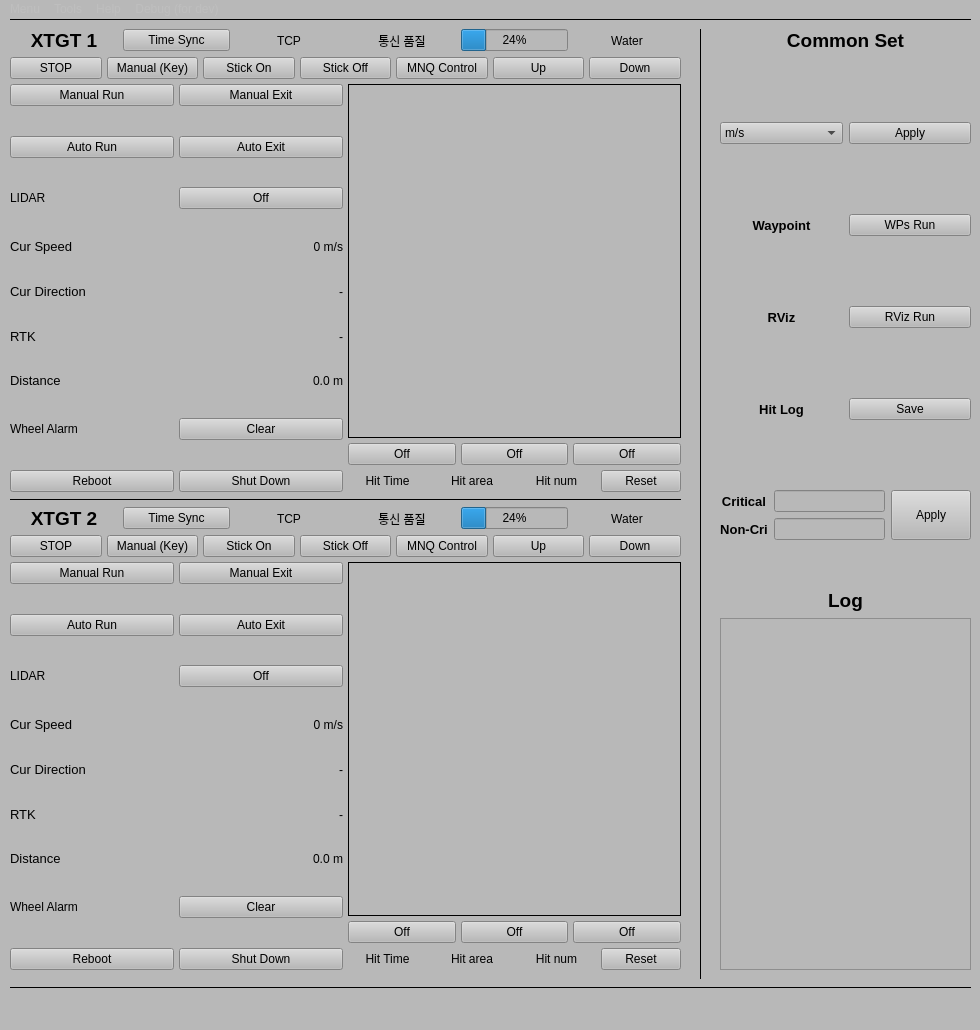
First picture: the form in xtgt_main.ui, repository novice-developer-HwangCG/xtgt-ui, before the edit.
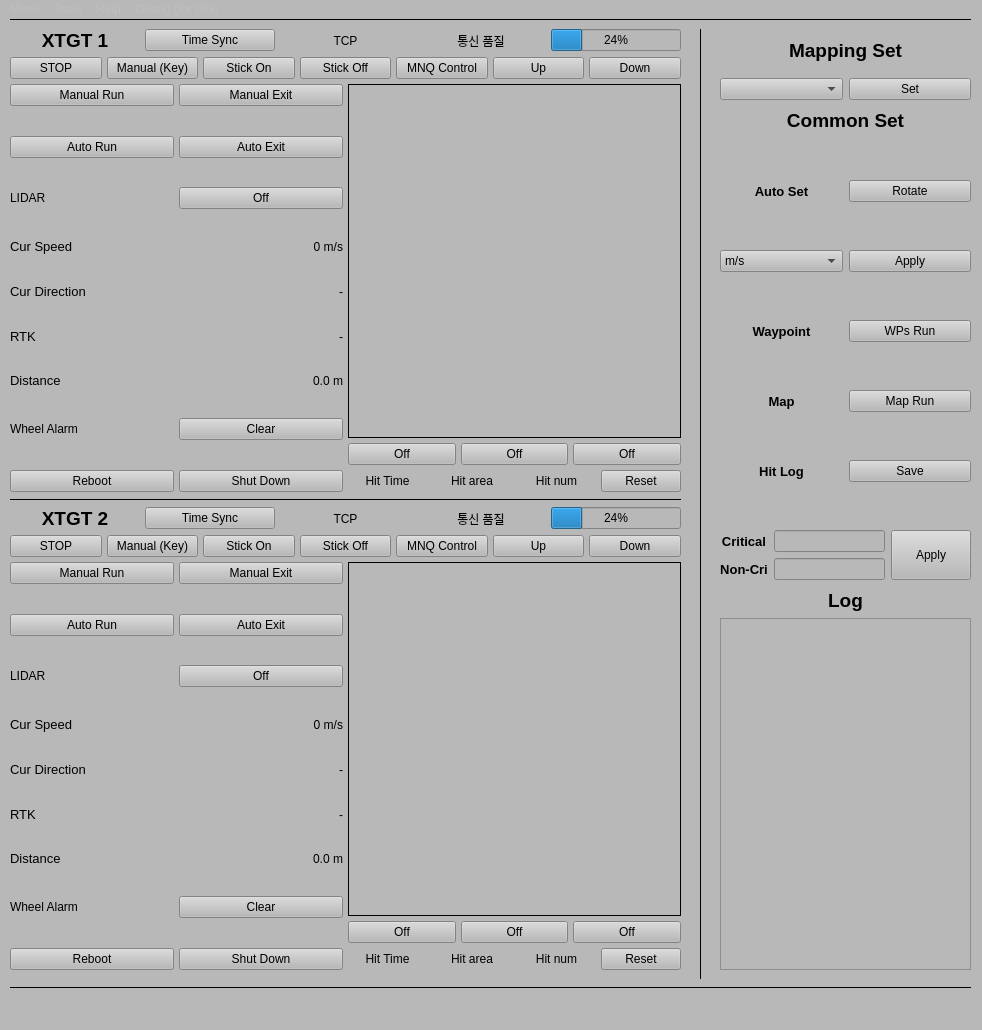
Second picture: the form after the edit. Icons and pictures are not drawn.

Patch:
```diff
--- a/xtgt_main.ui
+++ b/xtgt_main.ui
@@ -6,7 +6,7 @@
    <rect>
     <x>0</x>
     <y>0</y>
-    <width>980</width>
+    <width>982</width>
     <height>1030</height>
    </rect>
   </property>
@@ -20,7 +20,12 @@
    <string>xtgt_main</string>
   </property>
   <property name="styleSheet">
-   <string notr="true">background-color:rgb(184, 184, 184)</string>
+   <string notr="true">* {
+    background-color:rgb(184, 184, 184);
+   }
+    QPushButton:disabled {
+        color: rgb(0, 0, 0);
+    }</string>
   </property>
   <widget class="QWidget" name="centralwidget">
    <property name="sizePolicy">
@@ -33,12 +38,12 @@
     <property name="geometry">
      <rect>
       <x>720</x>
-      <y>10</y>
+      <y>90</y>
       <width>251</width>
-      <height>551</height>
+      <height>471</height>
      </rect>
     </property>
-    <layout class="QVBoxLayout" name="common_set_layout" stretch="0,1,0,0">
+    <layout class="QVBoxLayout" name="common_set_layout" stretch="0,1,0">
      <item>
       <widget class="QLabel" name="common_set_lbl">
        <property name="sizePolicy">
@@ -63,15 +68,74 @@
       </widget>
      </item>
      <item>
-      <layout class="QGridLayout" name="common_grid_box" rowstretch="0,0,0,0,0,0,0,0,0">
-       <item row="7" column="1">
+      <layout class="QGridLayout" name="common_grid_box" rowstretch="0,0,0,0,0,0,0,0,0,0,0">
+       <item row="2" column="0">
+        <spacer name="verticalSpacer_8">
+         <property name="orientation">
+          <enum>Qt::Vertical</enum>
+         </property>
+         <property name="sizeHint" stdset="0">
+          <size>
+           <width>20</width>
+           <height>40</height>
+          </size>
+         </property>
+        </spacer>
+       </item>
+       <item row="1" column="0">
+        <widget class="QLabel" name="Auto_set_lbl">
+         <property name="sizePolicy">
+          <sizepolicy hsizetype="Preferred" vsizetype="Preferred">
+           <horstretch>0</horstretch>
+           <verstretch>0</verstretch>
+          </sizepolicy>
+         </property>
+         <property name="font">
+          <font>
+           <pointsize>10</pointsize>
+           <weight>75</weight>
+           <bold>true</bold>
+          </font>
+         </property>
+         <property name="text">
+          <string>Auto Set</string>
+         </property>
+         <property name="alignment">
+          <set>Qt::AlignCenter</set>
+         </property>
+        </widget>
+       </item>
+       <item row="7" column="0">
+        <widget class="QLabel" name="rviz_lbl">
+         <property name="sizePolicy">
+          <sizepolicy hsizetype="Preferred" vsizetype="Preferred">
+           <horstretch>0</horstretch>
+           <verstretch>0</verstretch>
+          </sizepolicy>
+         </property>
+         <property name="font">
+          <font>
+           <pointsize>10</pointsize>
+           <weight>75</weight>
+           <bold>true</bold>
+          </font>
+         </property>
+         <property name="text">
+          <string>Map</string>
+         </property>
+         <property name="alignment">
+          <set>Qt::AlignCenter</set>
+         </property>
+        </widget>
+       </item>
+       <item row="9" column="1">
         <widget class="QPushButton" name="common_hit_save_btn">
          <property name="text">
           <string>Save</string>
          </property>
         </widget>
        </item>
-       <item row="6" column="0">
+       <item row="8" column="0">
         <spacer name="verticalSpacer_10">
          <property name="orientation">
           <enum>Qt::Vertical</enum>
@@ -84,14 +148,70 @@
          </property>
         </spacer>
        </item>
-       <item row="3" column="1">
-        <widget class="QPushButton" name="common_wps_btn">
+       <item row="7" column="1">
+        <widget class="QPushButton" name="common_rviz_btn">
          <property name="text">
-          <string>WPs Run</string>
+          <string>Map Run</string>
          </property>
         </widget>
        </item>
-       <item row="1" column="0">
+       <item row="1" column="1">
+        <widget class="QPushButton" name="auto_set_btn">
+         <property name="text">
+          <string>Rotate</string>
+         </property>
+        </widget>
+       </item>
+       <item row="6" column="0">
+        <spacer name="verticalSpacer_7">
+         <property name="orientation">
+          <enum>Qt::Vertical</enum>
+         </property>
+         <property name="sizeHint" stdset="0">
+          <size>
+           <width>20</width>
+           <height>40</height>
+          </size>
+         </property>
+        </spacer>
+       </item>
+       <item row="0" column="0">
+        <spacer name="verticalSpacer_15">
+         <property name="orientation">
+          <enum>Qt::Vertical</enum>
+         </property>
+         <property name="sizeHint" stdset="0">
+          <size>
+           <width>20</width>
+           <height>40</height>
+          </size>
+         </property>
+        </spacer>
+       </item>
+       <item row="9" column="0">
+        <widget class="QLabel" name="mapviz_lbl_2">
+         <property name="sizePolicy">
+          <sizepolicy hsizetype="Preferred" vsizetype="Preferred">
+           <horstretch>0</horstretch>
+           <verstretch>0</verstretch>
+          </sizepolicy>
+         </property>
+         <property name="font">
+          <font>
+           <pointsize>10</pointsize>
+           <weight>75</weight>
+           <bold>true</bold>
+          </font>
+         </property>
+         <property name="text">
+          <string>Hit Log</string>
+         </property>
+         <property name="alignment">
+          <set>Qt::AlignCenter</set>
+         </property>
+        </widget>
+       </item>
+       <item row="3" column="0">
         <widget class="QComboBox" name="spd_cb">
          <item>
           <property name="text">
@@ -110,30 +230,7 @@
          </item>
         </widget>
        </item>
-       <item row="3" column="0">
-        <widget class="QLabel" name="waypoint_lbl">
-         <property name="sizePolicy">
-          <sizepolicy hsizetype="Preferred" vsizetype="Preferred">
-           <horstretch>0</horstretch>
-           <verstretch>0</verstretch>
-          </sizepolicy>
-         </property>
-         <property name="font">
-          <font>
-           <pointsize>10</pointsize>
-           <weight>75</weight>
-           <bold>true</bold>
-          </font>
-         </property>
-         <property name="text">
-          <string>Waypoint</string>
-         </property>
-         <property name="alignment">
-          <set>Qt::AlignCenter</set>
-         </property>
-        </widget>
-       </item>
-       <item row="2" column="0">
+       <item row="4" column="0">
         <spacer name="verticalSpacer_13">
          <property name="orientation">
           <enum>Qt::Vertical</enum>
@@ -146,8 +243,21 @@
          </property>
         </spacer>
        </item>
+       <item row="10" column="0">
+        <spacer name="verticalSpacer_21">
+         <property name="orientation">
+          <enum>Qt::Vertical</enum>
+         </property>
+         <property name="sizeHint" stdset="0">
+          <size>
+           <width>20</width>
+           <height>40</height>
+          </size>
+         </property>
+        </spacer>
+       </item>
        <item row="5" column="0">
-        <widget class="QLabel" name="rviz_lbl">
+        <widget class="QLabel" name="waypoint_lbl">
          <property name="sizePolicy">
           <sizepolicy hsizetype="Preferred" vsizetype="Preferred">
            <horstretch>0</horstretch>
@@ -162,89 +272,27 @@
           </font>
          </property>
          <property name="text">
-          <string>RViz</string>
+          <string>Waypoint</string>
          </property>
          <property name="alignment">
           <set>Qt::AlignCenter</set>
          </property>
         </widget>
        </item>
-       <item row="7" column="0">
-        <widget class="QLabel" name="mapviz_lbl_2">
-         <property name="sizePolicy">
-          <sizepolicy hsizetype="Preferred" vsizetype="Preferred">
-           <horstretch>0</horstretch>
-           <verstretch>0</verstretch>
-          </sizepolicy>
-         </property>
-         <property name="font">
-          <font>
-           <pointsize>10</pointsize>
-           <weight>75</weight>
-           <bold>true</bold>
-          </font>
-         </property>
-         <property name="text">
-          <string>Hit Log</string>
-         </property>
-         <property name="alignment">
-          <set>Qt::AlignCenter</set>
-         </property>
-        </widget>
-       </item>
-       <item row="1" column="1">
+       <item row="3" column="1">
         <widget class="QPushButton" name="spd_apply_btn">
          <property name="text">
           <string>Apply</string>
          </property>
         </widget>
        </item>
-       <item row="8" column="0">
-        <spacer name="verticalSpacer_21">
-         <property name="orientation">
-          <enum>Qt::Vertical</enum>
-         </property>
-         <property name="sizeHint" stdset="0">
-          <size>
-           <width>20</width>
-           <height>40</height>
-          </size>
-         </property>
-        </spacer>
-       </item>
-       <item row="4" column="0">
-        <spacer name="verticalSpacer_7">
-         <property name="orientation">
-          <enum>Qt::Vertical</enum>
-         </property>
-         <property name="sizeHint" stdset="0">
-          <size>
-           <width>20</width>
-           <height>40</height>
-          </size>
-         </property>
-        </spacer>
-       </item>
        <item row="5" column="1">
-        <widget class="QPushButton" name="common_rviz_btn">
+        <widget class="QPushButton" name="common_wps_btn">
          <property name="text">
-          <string>RViz Run</string>
+          <string>WPs Run</string>
          </property>
         </widget>
        </item>
-       <item row="0" column="0">
-        <spacer name="verticalSpacer_8">
-         <property name="orientation">
-          <enum>Qt::Vertical</enum>
-         </property>
-         <property name="sizeHint" stdset="0">
-          <size>
-           <width>20</width>
-           <height>40</height>
-          </size>
-         </property>
-        </spacer>
-       </item>
       </layout>
      </item>
      <item>
@@ -326,19 +374,6 @@
        </item>
       </layout>
      </item>
-     <item>
-      <spacer name="verticalSpacer_3">
-       <property name="orientation">
-        <enum>Qt::Vertical</enum>
-       </property>
-       <property name="sizeHint" stdset="0">
-        <size>
-         <width>20</width>
-         <height>40</height>
-        </size>
-       </property>
-      </spacer>
-     </item>
     </layout>
    </widget>
    <widget class="QWidget" name="verticalLayoutWidget_2">
@@ -360,7 +395,7 @@
         <enum>QLayout::SetDefaultConstraint</enum>
        </property>
        <item>
-        <layout class="QHBoxLayout" name="xtgt1_hlayout_1" stretch="1,1,1,1,1,1">
+        <layout class="QHBoxLayout" name="xtgt1_hlayout_1" stretch="1,1,1,1,1">
          <item>
           <widget class="QLabel" name="xtgt1_name_lbl">
            <property name="sizePolicy">
@@ -418,16 +453,6 @@
            </property>
           </widget>
          </item>
-         <item>
-          <widget class="QLabel" name="xtgt1_water_val">
-           <property name="text">
-            <string>Water</string>
-           </property>
-           <property name="alignment">
-            <set>Qt::AlignCenter</set>
-           </property>
-          </widget>
-         </item>
         </layout>
        </item>
        <item>
@@ -907,7 +932,7 @@
         <number>5</number>
        </property>
        <item>
-        <layout class="QHBoxLayout" name="xtgt2_hlayout_1" stretch="1,1,1,1,1,1">
+        <layout class="QHBoxLayout" name="xtgt2_hlayout_1" stretch="1,1,1,1,1">
          <item>
           <widget class="QLabel" name="xtgt2_name_lbl">
            <property name="font">
@@ -959,16 +984,6 @@
            </property>
           </widget>
          </item>
-         <item>
-          <widget class="QLabel" name="xtgt2_water_val">
-           <property name="text">
-            <string>Water</string>
-           </property>
-           <property name="alignment">
-            <set>Qt::AlignCenter</set>
-           </property>
-          </widget>
-         </item>
         </layout>
        </item>
        <item>
@@ -1530,13 +1545,62 @@
      </item>
     </layout>
    </widget>
+   <widget class="QWidget" name="verticalLayoutWidget_4">
+    <property name="geometry">
+     <rect>
+      <x>720</x>
+      <y>10</y>
+      <width>251</width>
+      <height>71</height>
+     </rect>
+    </property>
+    <layout class="QVBoxLayout" name="datumLayout">
+     <item>
+      <widget class="QLabel" name="datum_set_lbl">
+       <property name="sizePolicy">
+        <sizepolicy hsizetype="Preferred" vsizetype="Preferred">
+         <horstretch>0</horstretch>
+         <verstretch>0</verstretch>
+        </sizepolicy>
+       </property>
+       <property name="font">
+        <font>
+         <pointsize>14</pointsize>
+         <weight>75</weight>
+         <bold>true</bold>
+        </font>
+       </property>
+       <property name="text">
+        <string>Mapping Set</string>
+       </property>
+       <property name="alignment">
+        <set>Qt::AlignCenter</set>
+       </property>
+      </widget>
+     </item>
+     <item>
+      <layout class="QGridLayout" name="datumgridLayout">
+       <item row="1" column="1">
+        <widget class="QPushButton" name="datum_btn">
+         <property name="text">
+          <string>Set</string>
+         </property>
+        </widget>
+       </item>
+       <item row="1" column="0">
+        <widget class="QComboBox" name="datum_combo_box"/>
+       </item>
+      </layout>
+     </item>
+    </layout>
+   </widget>
   </widget>
   <widget class="QMenuBar" name="menubar">
    <property name="geometry">
     <rect>
      <x>0</x>
      <y>0</y>
-     <width>980</width>
+     <width>982</width>
      <height>32</height>
     </rect>
    </property>
```
